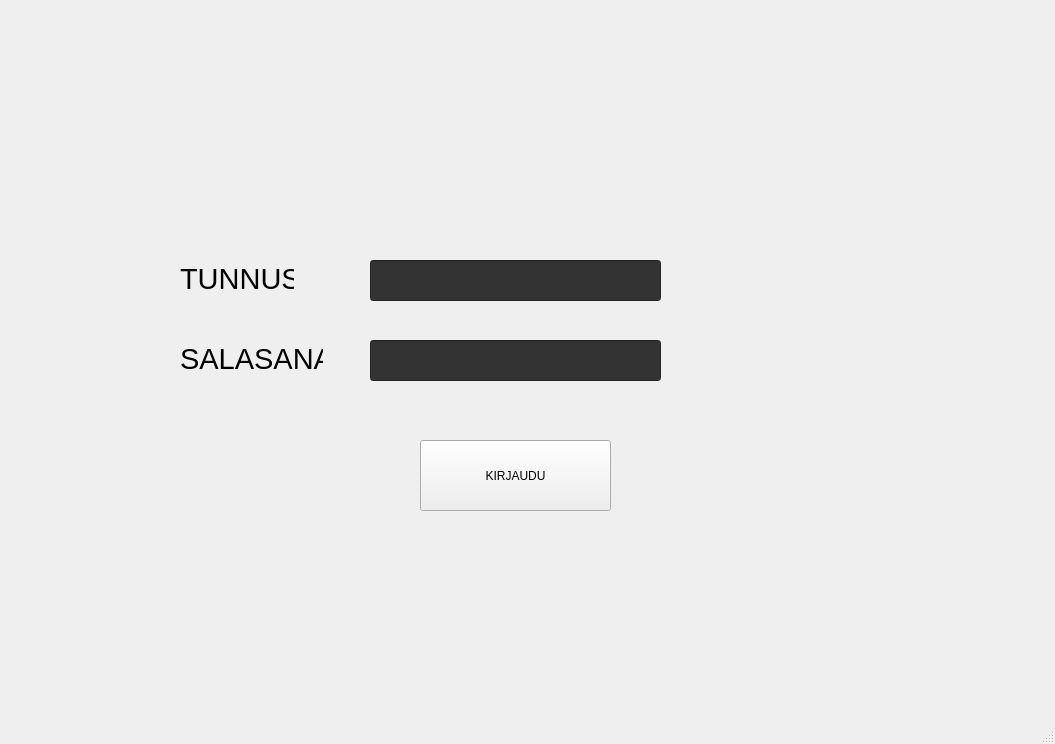
Qt form frontend/mainwindow.ui (Jani-OAMK/ATM-group-project) before a commit.
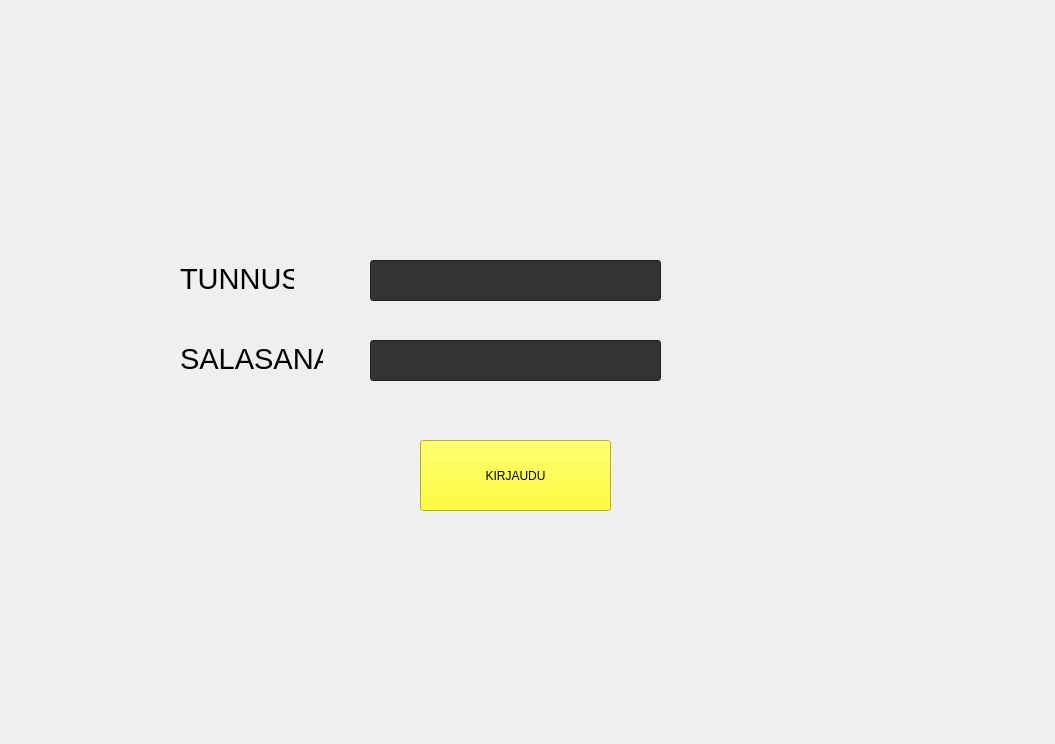
The same form after that commit. Icons and pictures are not drawn.

What changed in the file:
```diff
--- a/frontend/mainwindow.ui
+++ b/frontend/mainwindow.ui
@@ -110,7 +110,9 @@
      </rect>
     </property>
     <property name="styleSheet">
-     <string notr="true">QLabel { color: gold; }</string>
+     <string notr="true">background-color: rgb(255, 255, 0);
+font: 16pt &quot;Segoe UI&quot;;
+color: black;</string>
     </property>
     <property name="text">
      <string>KIRJAUDU</string>
@@ -150,7 +152,6 @@
     </rect>
    </property>
   </widget>
-  <widget class="QStatusBar" name="statusbar"/>
  </widget>
  <resources/>
  <connections/>
```
Left out of the diff: 5 changed lines with no effect on the pictures.
